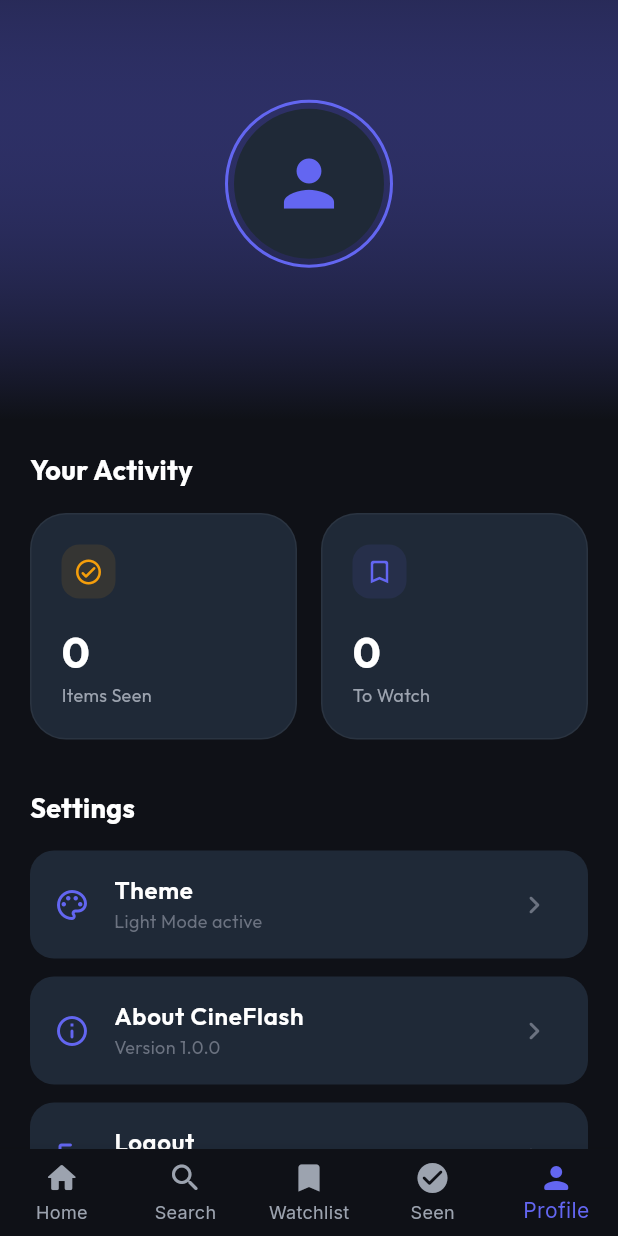
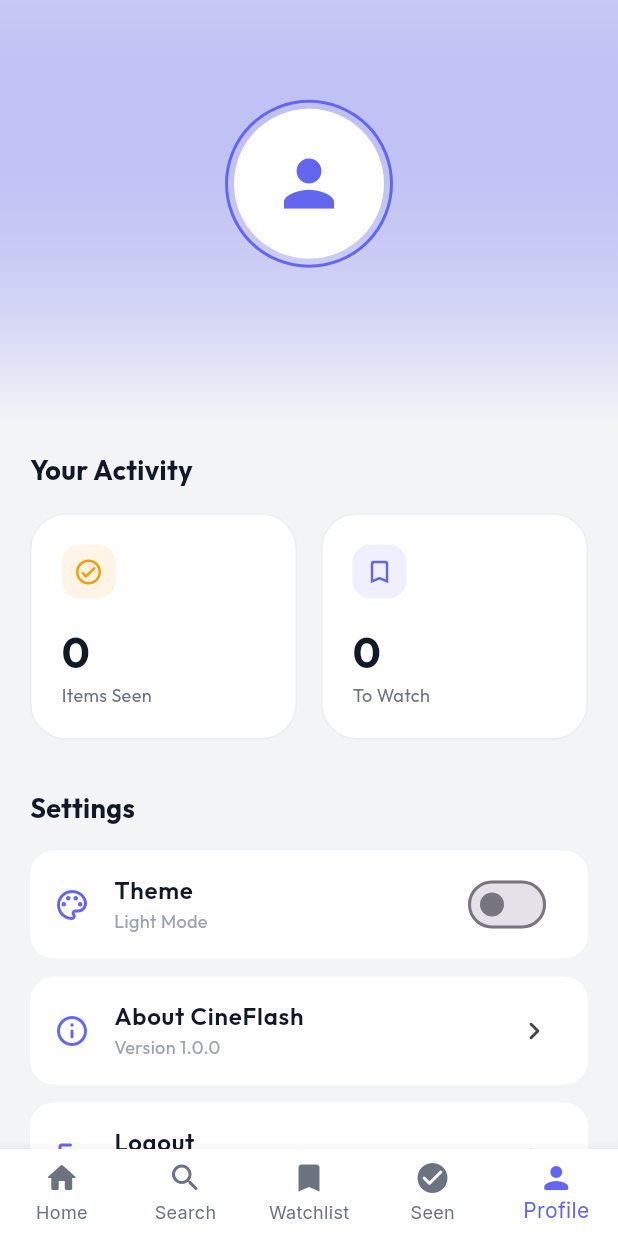
Before and after one commit to StailiSaad/CINEFLASH, a Flutter app: the ProfileScreen screen opened by its route, on a phone screen of 412 x 824 dp. Run offline on Flutter 3.47's test engine with Material 3 defaults, Android fonts, the light colour scheme and no system bars; our stand-ins replace equatable, flutter_bloc, get_it, go_router, google_fonts, injectable and 3 more; accounts and stored records are empty; network calls fail; statements that could not run were skipped.

Commit message:
Theme: couleurs adaptatives clair/sombre, Switch toggle dans Profile, animations, textes noirs en mode clair

```diff
--- a/cinevault_project/cinevault_mobile/lib/src/core/theme/app_theme.dart
+++ b/cinevault_project/cinevault_mobile/lib/src/core/theme/app_theme.dart
@@ -2,43 +2,40 @@ import 'package:flutter/material.dart';
 import 'package:google_fonts/google_fonts.dart';
 
 class AppColors {
-  // Primary palette
   static const Color primary = Color(0xFF6366F1);
   static const Color primaryDark = Color(0xFF4F46E5);
   static const Color primaryLight = Color(0xFFA5B4FC);
-
-  // Background
-  static const Color background = Color(0xFF0F1117);
-  static const Color surface = Color(0xFF1F2937);
-  static const Color surfaceLight = Color(0xFF374151);
-
-  // Text
-  static const Color textPrimary = Color(0xFFF9FAFB);
-  static const Color textSecondary = Color(0xFF9CA3AF);
-  static const Color textMuted = Color(0xFF6B7280);
-
-  // Accent
   static const Color accent = Color(0xFFF59E0B);
   static const Color accentDark = Color(0xFFD97706);
   static const Color success = Color(0xFF10B981);
   static const Color error = Color(0xFFEF4444);
+}
 
-  // Gradients
-  static const Gradient heroGradient = LinearGradient(
+extension ThemeColors on BuildContext {
+  bool get isDark => Theme.of(this).brightness == Brightness.dark;
+
+  Color get background => isDark ? const Color(0xFF0F1117) : const Color(0xFFF3F4F6);
+  Color get surface => isDark ? const Color(0xFF1F2937) : const Color(0xFFFFFFFF);
+  Color get surfaceLight => isDark ? const Color(0xFF374151) : const Color(0xFFE5E7EB);
+  Color get textPrimary => isDark ? const Color(0xFFF9FAFB) : const Color(0xFF111827);
+  Color get textSecondary => isDark ? const Color(0xFF9CA3AF) : const Color(0xFF6B7280);
+  Color get textMuted => isDark ? const Color(0xFF6B7280) : const Color(0xFF9CA3AF);
+
+  Gradient get heroGradient => LinearGradient(
     begin: Alignment.topCenter,
     end: Alignment.bottomCenter,
     colors: [
       Colors.transparent,
-      Color(0xCC0F1117),
+      isDark ? const Color(0xCC0F1117) : const Color(0xCCF3F4F6),
     ],
   );
 
-  static const Gradient cardGradient = LinearGradient(
+  Gradient get cardGradient => LinearGradient(
     begin: Alignment.topLeft,
     end: Alignment.bottomRight,
     colors: [
-      Color(0xFF1F2937),
-      Color(0xFF111827),
+      isDark ? const Color(0xFF1F2937) : const Color(0xFFFFFFFF),
+      isDark ? const Color(0xFF111827) : const Color(0xFFF3F4F6),
     ],
   );
 }
@@ -49,6 +46,9 @@ class AppTheme {
 
   static ThemeData _buildTheme(Brightness brightness) {
     final isDark = brightness == Brightness.dark;
+    final colors = isDark
+        ? _DarkColors()
+        : _LightColors();
 
     return ThemeData(
       useMaterial3: true,
@@ -56,9 +56,10 @@ class AppTheme {
       colorScheme: ColorScheme.fromSeed(
         seedColor: AppColors.primary,
         brightness: brightness,
-        surface: isDark ? AppColors.surface : Colors.white,
-        background: isDark ? AppColors.background : Colors.grey[50],
+        surface: colors.surface,
+        background: colors.background,
       ),
+      scaffoldBackgroundColor: colors.background,
       textTheme: GoogleFonts.interTextTheme(
         isDark ? ThemeData.dark().textTheme : ThemeData.light().textTheme,
       ).copyWith(
@@ -75,11 +76,11 @@ class AppTheme {
       cardTheme: CardThemeData(
         elevation: 0,
         shape: RoundedRectangleBorder(borderRadius: BorderRadius.circular(16)),
-        color: isDark ? AppColors.surface : Colors.white,
+        color: colors.surface,
       ),
       inputDecorationTheme: InputDecorationTheme(
         filled: true,
-        fillColor: isDark ? AppColors.surfaceLight : Colors.grey[200],
+        fillColor: colors.surfaceLight,
         border: OutlineInputBorder(
           borderRadius: BorderRadius.circular(12),
           borderSide: BorderSide.none,
@@ -96,23 +97,41 @@ class AppTheme {
         ),
       ),
       bottomNavigationBarTheme: BottomNavigationBarThemeData(
-        backgroundColor: isDark ? AppColors.surface : Colors.white,
+        backgroundColor: colors.surface,
         selectedItemColor: AppColors.primary,
-        unselectedItemColor: AppColors.textMuted,
+        unselectedItemColor: colors.textMuted,
         type: BottomNavigationBarType.fixed,
         elevation: 8,
       ),
       appBarTheme: AppBarTheme(
         elevation: 0,
         centerTitle: false,
-        backgroundColor: isDark ? AppColors.background : Colors.white,
-        foregroundColor: isDark ? AppColors.textPrimary : Colors.black87,
+        backgroundColor: colors.background,
+        foregroundColor: colors.textPrimary,
         titleTextStyle: GoogleFonts.inter(
           fontSize: 20,
           fontWeight: FontWeight.w600,
-          color: isDark ? AppColors.textPrimary : Colors.black87,
+          color: colors.textPrimary,
         ),
       ),
     );
   }
 }
+
+class _DarkColors {
+  final Color background = const Color(0xFF0F1117);
+  final Color surface = const Color(0xFF1F2937);
+  final Color surfaceLight = const Color(0xFF374151);
+  final Color textPrimary = const Color(0xFFF9FAFB);
+  final Color textSecondary = const Color(0xFF9CA3AF);
+  final Color textMuted = const Color(0xFF6B7280);
+}
+
+class _LightColors {
+  final Color background = const Color(0xFFF3F4F6);
+  final Color surface = const Color(0xFFFFFFFF);
+  final Color surfaceLight = const Color(0xFFE5E7EB);
+  final Color textPrimary = const Color(0xFF111827);
+  final Color textSecondary = const Color(0xFF6B7280);
+  final Color textMuted = const Color(0xFF9CA3AF);
+}
--- a/cinevault_project/cinevault_mobile/lib/src/presentation/screens/home/home_screen.dart
+++ b/cinevault_project/cinevault_mobile/lib/src/presentation/screens/home/home_screen.dart
@@ -29,10 +29,8 @@ class _HomeScreenState extends State<HomeScreen> {
 
   @override
   Widget build(BuildContext context) {
-    final isDark = Theme.of(context).brightness == Brightness.dark;
-
     return Scaffold(
-      backgroundColor: isDark ? AppColors.background : Colors.grey[50],
+      backgroundColor: context.background,
       body: RefreshIndicator(
         onRefresh: () async {
           context.read<MoviesBloc>().add(RefreshMovies());
@@ -141,7 +139,7 @@ class _HomeScreenState extends State<HomeScreen> {
       title,
       style: Theme.of(context).textTheme.headlineMedium?.copyWith(
         fontWeight: FontWeight.bold,
-        color: AppColors.textPrimary,
+        color: context.textPrimary,
       ),
     );
   }
--- a/cinevault_project/cinevault_mobile/lib/src/presentation/screens/main_wrapper.dart
+++ b/cinevault_project/cinevault_mobile/lib/src/presentation/screens/main_wrapper.dart
@@ -17,8 +17,8 @@ class MainWrapper extends StatelessWidget {
         onTap: (index) => _onItemTapped(index, context),
         type: BottomNavigationBarType.fixed,
         selectedItemColor: AppColors.primary,
-        unselectedItemColor: AppColors.textSecondary,
-        backgroundColor: AppColors.background,
+        unselectedItemColor: context.textSecondary,
+        backgroundColor: context.surface,
         elevation: 8,
         items: const [
           BottomNavigationBarItem(icon: Icon(Icons.home_rounded), label: 'Home'),
--- a/cinevault_project/cinevault_mobile/lib/src/presentation/screens/profile/profile_screen.dart
+++ b/cinevault_project/cinevault_mobile/lib/src/presentation/screens/profile/profile_screen.dart
@@ -21,7 +21,7 @@ class ProfileScreen extends StatelessWidget {
     final email = currentUser?.email ?? 'No Active Session';
 
     return Scaffold(
-      backgroundColor: AppColors.background,
+      backgroundColor: context.background,
       body: CustomScrollView(
         slivers: [
           _buildSliverAppBar(context, email),
@@ -31,7 +31,7 @@ class ProfileScreen extends StatelessWidget {
               child: Column(
                 crossAxisAlignment: CrossAxisAlignment.start,
                 children: [
-                  _buildStatsSection(database),
+                  _buildStatsSection(context, database),
                   const SizedBox(height: 32),
                   _buildMenuSection(context),
                   const SizedBox(height: 50),
@@ -47,7 +47,7 @@ class ProfileScreen extends StatelessWidget {
   Widget _buildSliverAppBar(BuildContext context, String email) {
     return SliverAppBar(
       expandedHeight: 280,
-      backgroundColor: AppColors.background,
+      backgroundColor: context.background,
       pinned: true,
       flexibleSpace: FlexibleSpaceBar(
         background: Stack(
@@ -60,7 +60,7 @@ class ProfileScreen extends StatelessWidget {
                   end: Alignment.bottomCenter,
                   colors: [
                     AppColors.primary.withOpacity(0.3),
-                    AppColors.background,
+                    context.background,
                   ],
                 ),
               ),
@@ -77,7 +77,7 @@ class ProfileScreen extends StatelessWidget {
                   ),
                   child: CircleAvatar(
                     radius: 50,
-                    backgroundColor: AppColors.surface,
+                    backgroundColor: context.surface,
                     child: const Icon(Icons.person, size: 50, color: AppColors.primary),
                   ),
                 ),
@@ -87,7 +87,7 @@ class ProfileScreen extends StatelessWidget {
                   style: GoogleFonts.outfit(
                     fontSize: 24,
                     fontWeight: FontWeight.bold,
-                    color: Colors.white,
+                    color: context.textPrimary,
                   ),
                 ),
                 const SizedBox(height: 4),
@@ -95,7 +95,7 @@ class ProfileScreen extends StatelessWidget {
                   email,
                   style: GoogleFonts.outfit(
                     fontSize: 14,
-                    color: AppColors.textSecondary,
+                    color: context.textSecondary,
                   ),
                 ),
               ],
@@ -106,7 +106,7 @@ class ProfileScreen extends StatelessWidget {
     );
   }
 
-  Widget _buildStatsSection(AppDatabase database) {
+  Widget _buildStatsSection(BuildContext context, AppDatabase database) {
     return Column(
       crossAxisAlignment: CrossAxisAlignment.start,
       children: [
@@ -115,7 +115,7 @@ class ProfileScreen extends StatelessWidget {
           style: GoogleFonts.outfit(
             fontSize: 18,
             fontWeight: FontWeight.bold,
-            color: Colors.white,
+            color: context.textPrimary,
           ),
         ),
         const SizedBox(height: 16),
@@ -127,6 +127,7 @@ class ProfileScreen extends StatelessWidget {
                 builder: (context, snapshot) {
                   final count = snapshot.data?.length ?? 0;
                   return _buildStatCard(
+                    context,
                     'Archive',
                     count.toString(),
                     'Items Seen',
@@ -143,6 +144,7 @@ class ProfileScreen extends StatelessWidget {
                 builder: (context, snapshot) {
                   final count = snapshot.data?.length ?? 0;
                   return _buildStatCard(
+                    context,
                     'Vault',
                     count.toString(),
                     'To Watch',
@@ -158,13 +160,13 @@ class ProfileScreen extends StatelessWidget {
     );
   }
 
-  Widget _buildStatCard(String label, String value, String sublabel, IconData icon, Color color) {
+  Widget _buildStatCard(BuildContext context, String label, String value, String sublabel, IconData icon, Color color) {
     return Container(
       padding: const EdgeInsets.all(20),
       decoration: BoxDecoration(
-        color: AppColors.surface,
+        color: context.surface,
         borderRadius: BorderRadius.circular(24),
-        border: Border.all(color: Colors.white.withOpacity(0.05)),
+        border: Border.all(color: context.textMuted.withOpacity(0.2)),
       ),
       child: Column(
         crossAxisAlignment: CrossAxisAlignment.start,
@@ -183,14 +185,14 @@ class ProfileScreen extends StatelessWidget {
             style: GoogleFonts.outfit(
               fontSize: 28,
               fontWeight: FontWeight.bold,
-              color: Colors.white,
+              color: context.textPrimary,
             ),
           ),
           Text(
             sublabel,
             style: GoogleFonts.outfit(
               fontSize: 12,
-              color: AppColors.textSecondary,
+              color: context.textSecondary,
             ),
           ),
         ],
@@ -207,22 +209,25 @@ class ProfileScreen extends StatelessWidget {
           style: GoogleFonts.outfit(
             fontSize: 18,
             fontWeight: FontWeight.bold,
-            color: Colors.white,
+            color: context.textPrimary,
           ),
         ),
         const SizedBox(height: 16),
         BlocBuilder<AppBloc, AppState>(
           builder: (context, state) {
             final isDark = state is AppReady ? state.isDarkMode : true;
-            return _buildMenuItem(
+            return _buildSwitchItem(
+              context,
               Icons.color_lens_outlined,
               'Theme',
-              isDark ? 'Dark Mode active' : 'Light Mode active',
-              onTap: () => context.read<AppBloc>().add(ToggleTheme()),
+              isDark ? 'Dark Mode' : 'Light Mode',
+              isDark,
+              (value) => context.read<AppBloc>().add(ToggleTheme()),
             );
           },
         ),
         _buildMenuItem(
+          context,
           Icons.info_outline_rounded,
           'About CineFlash',
           'Version 1.0.0',
@@ -234,6 +239,7 @@ class ProfileScreen extends StatelessWidget {
           },
         ),
         _buildMenuItem(
+          context,
           Icons.logout_rounded,
           'Logout',
           'Sign out of your account',
@@ -249,22 +255,22 @@ class ProfileScreen extends StatelessWidget {
     );
   }
 
-  Widget _buildMenuItem(IconData icon, String title, String subtitle, {VoidCallback? onTap}) {
+  Widget _buildMenuItem(BuildContext context, IconData icon, String title, String subtitle, {VoidCallback? onTap}) {
     return Container(
       margin: const EdgeInsets.only(bottom: 12),
       decoration: BoxDecoration(
-        color: AppColors.surface,
+        color: context.surface,
         borderRadius: BorderRadius.circular(16),
       ),
       child: ListTile(
         leading: Icon(icon, color: AppColors.primary),
         title: Text(
           title,
-          style: GoogleFonts.outfit(color: Colors.white, fontWeight: FontWeight.w600),
+          style: GoogleFonts.outfit(color: context.textPrimary, fontWeight: FontWeight.w600),
         ),
         subtitle: Text(
           subtitle,
-          style: GoogleFonts.outfit(color: AppColors.textMuted, fontSize: 12),
+          style: GoogleFonts.outfit(color: context.textMuted, fontSize: 12),
         ),
         trailing: const Icon(Icons.chevron_right_rounded, color: AppColors.textMuted),
         onTap: onTap,
@@ -272,5 +278,29 @@ class ProfileScreen extends StatelessWidget {
     );
   }
 
-
+  Widget _buildSwitchItem(BuildContext context, IconData icon, String title, String subtitle, bool value, ValueChanged<bool> onChanged) {
+    return Container(
+      margin: const EdgeInsets.only(bottom: 12),
+      decoration: BoxDecoration(
+        color: context.surface,
+        borderRadius: BorderRadius.circular(16),
+      ),
+      child: ListTile(
+        leading: Icon(icon, color: AppColors.primary),
+        title: Text(
+          title,
+          style: GoogleFonts.outfit(color: context.textPrimary, fontWeight: FontWeight.w600),
+        ),
+        subtitle: Text(
+          subtitle,
+          style: GoogleFonts.outfit(color: context.textMuted, fontSize: 12),
+        ),
+        trailing: Switch(
+          value: value,
+          onChanged: onChanged,
+          activeColor: AppColors.primary,
+        ),
+      ),
+    );
+  }
 }
--- a/cinevault_project/cinevault_mobile/lib/src/presentation/widgets/custom_app_bar.dart
+++ b/cinevault_project/cinevault_mobile/lib/src/presentation/widgets/custom_app_bar.dart
@@ -11,7 +11,7 @@ class CustomAppBar extends StatelessWidget {
     return SliverAppBar(
       floating: true,
       pinned: true,
-      backgroundColor: Theme.of(context).colorScheme.surface.withOpacity(0.9),
+      backgroundColor: context.surface.withOpacity(0.9),
       flexibleSpace: FlexibleSpaceBar(
         titlePadding: const EdgeInsets.symmetric(horizontal: 16, vertical: 12),
         title: Row(
@@ -22,7 +22,7 @@ class CustomAppBar extends StatelessWidget {
               'CineFlash',
               style: Theme.of(context).textTheme.headlineLarge?.copyWith(
                 fontWeight: FontWeight.bold,
-                color: AppColors.textPrimary,
+                color: context.textPrimary,
               ),
             ),
           ],
@@ -30,7 +30,7 @@ class CustomAppBar extends StatelessWidget {
       ),
       actions: [
         IconButton(
-          icon: const Icon(Icons.search, color: AppColors.textPrimary),
+          icon: const Icon(Icons.search, color: AppColors.primary),
           onPressed: () {
             context.go(AppRoutes.search);
           },
--- a/cinevault_project/cinevault_mobile/lib/src/presentation/widgets/movie_section.dart
+++ b/cinevault_project/cinevault_mobile/lib/src/presentation/widgets/movie_section.dart
@@ -63,7 +63,7 @@ class _MovieCard extends StatelessWidget {
                 errorBuilder: (_, __, ___) => Container(
                   height: 200,
                   width: 150,
-                  color: AppColors.surface,
+                  color: context.surface,
                   child: const Icon(Icons.movie, color: AppColors.textMuted),
                 ),
               ),
@@ -74,7 +74,7 @@ class _MovieCard extends StatelessWidget {
               movie.displayTitle,
               style: Theme.of(context).textTheme.bodyMedium?.copyWith(
                 fontWeight: FontWeight.w600,
-                color: AppColors.textPrimary,
+                color: context.textPrimary,
               ),
               maxLines: 1,
               overflow: TextOverflow.ellipsis,
@@ -88,7 +88,7 @@ class _MovieCard extends StatelessWidget {
                 Text(
                   movie.voteAverage?.toStringAsFixed(1) ?? 'N/A',
                   style: Theme.of(context).textTheme.bodySmall?.copyWith(
-                    color: AppColors.textSecondary,
+                    color: context.textSecondary,
                   ),
                 ),
               ],
```
Also changed, not shown: cinevault_project/cinevault_mobile/lib/src/presentation/screens/auth/login_screen.dart (+6 -15 lines), cinevault_project/cinevault_mobile/lib/src/presentation/screens/details/movie_details_screen.dart (+26 -27 lines), cinevault_project/cinevault_mobile/lib/src/presentation/screens/search/search_screen.dart (+11 -12 lines), cinevault_project/cinevault_mobile/lib/src/presentation/screens/watched/watched_screen.dart (+7 -7 lines), cinevault_project/cinevault_mobile/lib/src/presentation/screens/watchlist/watchlist_screen.dart (+7 -7 lines), cinevault_project/cinevault_mobile/lib/src/presentation/widgets/movie_card.dart (+5 -5 lines), cinevault_project/cinevault_mobile/lib/src/presentation/widgets/movie_carousel.dart (+5 -5 lines).
